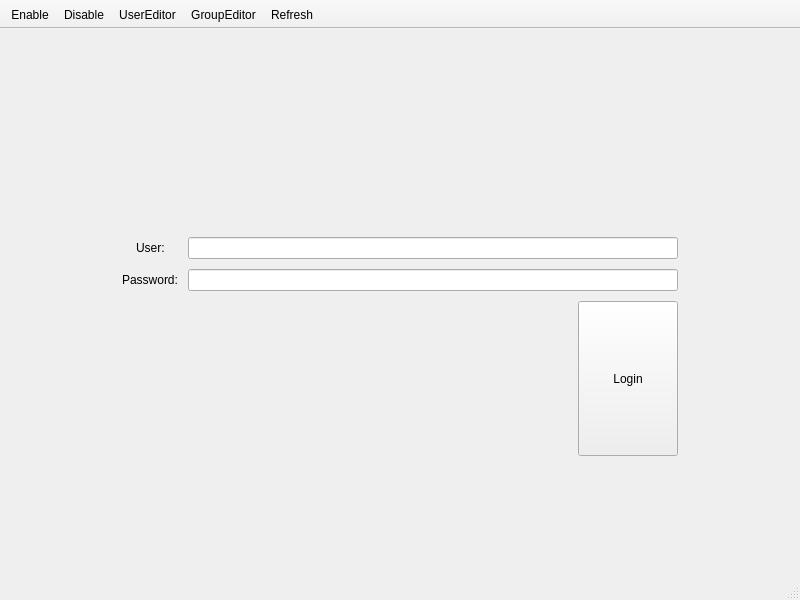
The window that mainwindow.ui (lliurex/lliurex-quota-gui) describes before a commit, drawn with Qt 5.
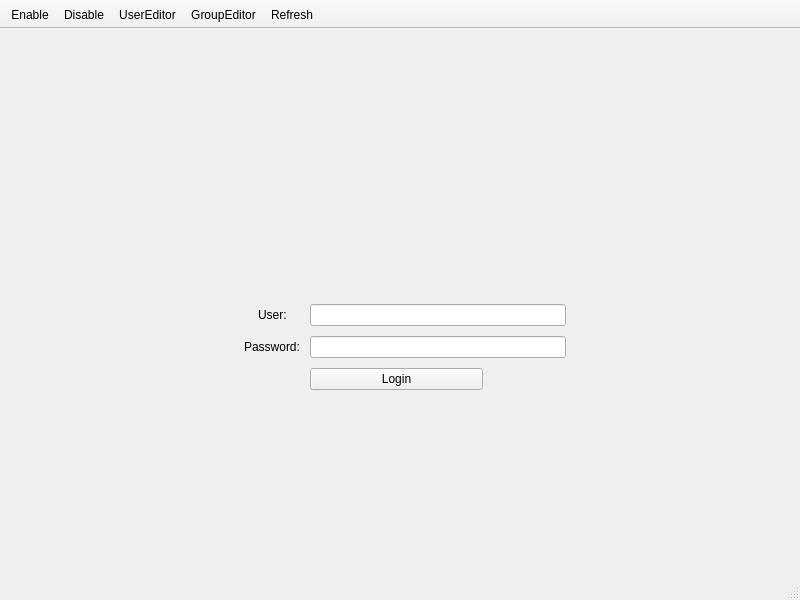
The same window after the commit. Icons and pictures are not drawn.

```diff
--- a/mainwindow.ui
+++ b/mainwindow.ui
@@ -159,6 +159,18 @@
           </item>
           <item row="0" column="1">
            <widget class="QLineEdit" name="txt_usu">
+            <property name="sizePolicy">
+             <sizepolicy hsizetype="Fixed" vsizetype="Fixed">
+              <horstretch>0</horstretch>
+              <verstretch>0</verstretch>
+             </sizepolicy>
+            </property>
+            <property name="minimumSize">
+             <size>
+              <width>256</width>
+              <height>0</height>
+             </size>
+            </property>
             <property name="text">
              <string/>
             </property>
@@ -176,6 +188,18 @@
           </item>
           <item row="1" column="1">
            <widget class="QLineEdit" name="txt_pwd">
+            <property name="sizePolicy">
+             <sizepolicy hsizetype="Fixed" vsizetype="Fixed">
+              <horstretch>0</horstretch>
+              <verstretch>0</verstretch>
+             </sizepolicy>
+            </property>
+            <property name="minimumSize">
+             <size>
+              <width>256</width>
+              <height>0</height>
+             </size>
+            </property>
             <property name="text">
              <string/>
             </property>
@@ -188,41 +212,9 @@
            </widget>
           </item>
           <item row="2" column="1">
-           <widget class="QWidget" name="widget" native="true">
-            <layout class="QHBoxLayout" name="horizontalLayout_2">
-             <property name="leftMargin">
-              <number>0</number>
-             </property>
-             <property name="topMargin">
-              <number>0</number>
-             </property>
-             <property name="rightMargin">
-              <number>0</number>
-             </property>
-             <property name="bottomMargin">
-              <number>0</number>
-             </property>
-             <item>
-              <layout class="QHBoxLayout" name="horizontalLayout">
-               <item>
-                <spacer name="horizontalSpacer">
-                 <property name="orientation">
-                  <enum>Qt::Horizontal</enum>
-                 </property>
-                 <property name="sizeHint" stdset="0">
-                  <size>
-                   <width>40</width>
-                   <height>20</height>
-                  </size>
-                 </property>
-                </spacer>
-               </item>
-              </layout>
-             </item>
-             <item>
               <widget class="QPushButton" name="btn_signin">
                <property name="sizePolicy">
-                <sizepolicy hsizetype="Maximum" vsizetype="Expanding">
+             <sizepolicy hsizetype="Fixed" vsizetype="Fixed">
                  <horstretch>0</horstretch>
                  <verstretch>0</verstretch>
                 </sizepolicy>
@@ -257,9 +249,6 @@
               </widget>
              </item>
             </layout>
-           </widget>
-          </item>
-         </layout>
         </item>
        </layout>
       </widget>
```
Left out of the diff: 15 changed lines with no effect on the pictures. Lines whose indentation alone changed are shown as unchanged.
